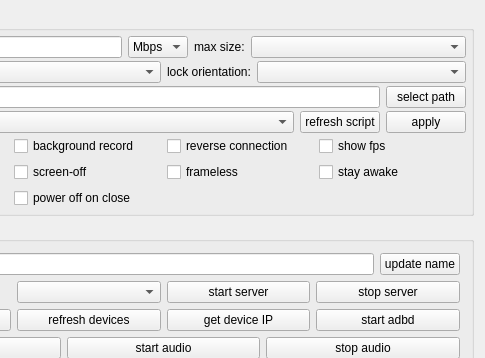
Qt form QtScrcpy/ui/dialog.ui (xushuduo/QtScrcpy) before a commit; both pictures show x 808 to 1293 and y 0 to 358 of the 1293 by 502 pixel window.
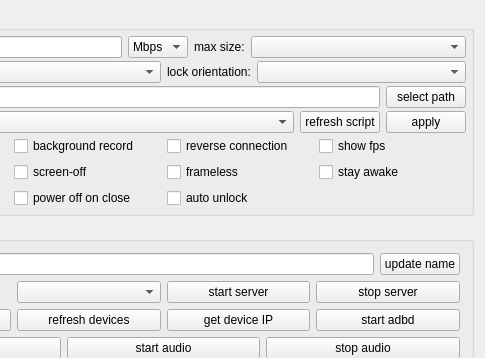
The same form after that commit.

Commit message: feat: add auto unlock option on device connected

```diff
--- a/QtScrcpy/ui/dialog.ui
+++ b/QtScrcpy/ui/dialog.ui
@@ -747,6 +747,19 @@
               </property>
              </widget>
             </item>
+            <item row="2" column="3">
+             <widget class="QCheckBox" name="autoUnlockCheck">
+              <property name="sizePolicy">
+               <sizepolicy hsizetype="Preferred" vsizetype="Preferred">
+                <horstretch>0</horstretch>
+                <verstretch>0</verstretch>
+               </sizepolicy>
+              </property>
+              <property name="text">
+               <string>auto unlock</string>
+              </property>
+             </widget>
+            </item>
            </layout>
           </widget>
          </item>
```
The commit also changes 3 other files.
